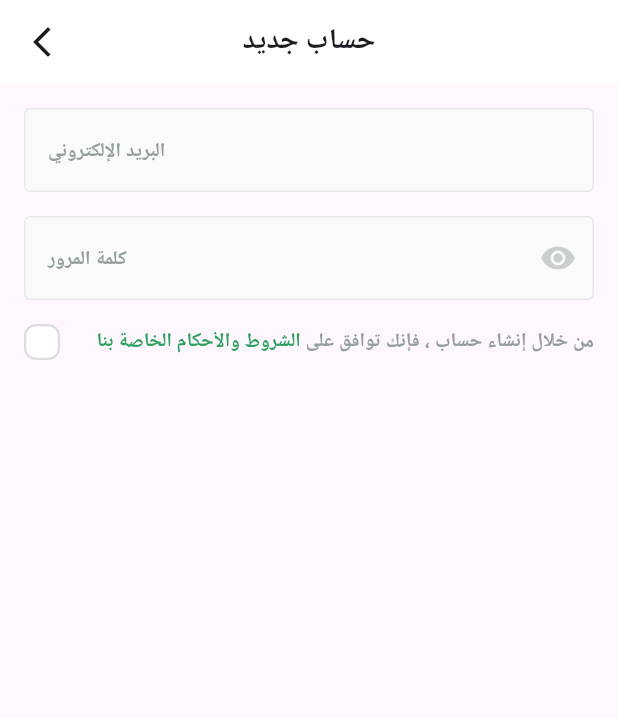
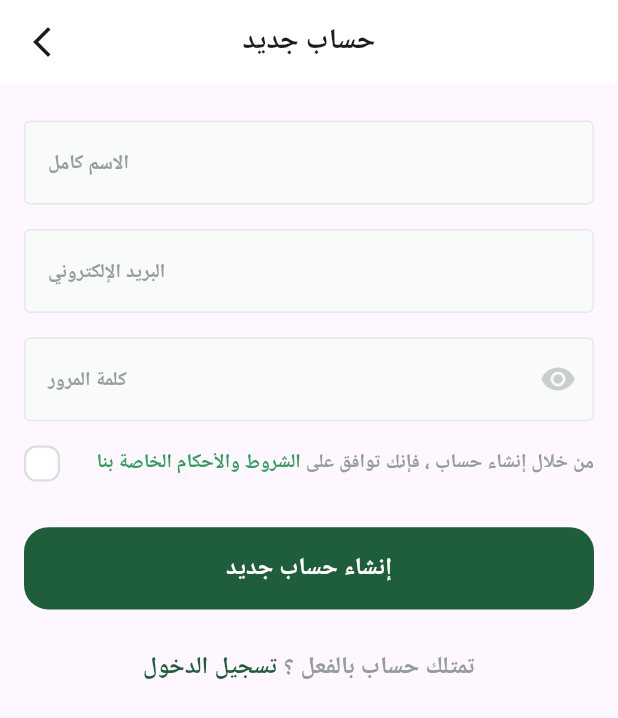
Before and after one commit to Roomero-Ammar/Fruit_Hub, a Flutter app: the SignupView screen opened by its route, on a phone screen of 412 x 824 dp. Shown: the top 718 px of the screen. Run offline on Flutter 3.47's test engine with Material 3 defaults, Android fonts, the phone set to English and light mode, and no system bars; our stand-ins replace dots_indicator, flutter_screenutil, flutter_svg, google_fonts, modal_progress_hud_nsn, shared_preferences; accounts and stored records are empty; Roboto replaces fonts that are missing (Cairo).

Commit message:
finish Ui of Signup View

```diff
--- a/lib/features/auth/presentation/views/widgets/signup_view_body.dart
+++ b/lib/features/auth/presentation/views/widgets/signup_view_body.dart
@@ -1,8 +1,11 @@
 import 'package:flutter/material.dart';
 
 import '../../../../../core/constants/constants.dart';
+import '../../../../../core/helper_functions/spacing.dart';
+import '../../../../../core/widgets/custom_button.dart';
 import '../../../../../core/widgets/custom_text_field.dart';
 import '../../../../../core/widgets/password_field.dart';
+import 'have_an_account_widget.dart';
 import 'terms_and_conditions.dart';
 
 class SignupViewBody extends StatefulWidget {
@@ -15,37 +18,30 @@ class SignupViewBody extends StatefulWidget {
 class _SignupViewBodyState extends State<SignupViewBody> {
   @override
   Widget build(BuildContext context) {
-    return  SingleChildScrollView(
+    return SingleChildScrollView(
       child: Padding(
         padding: const EdgeInsets.symmetric(horizontal: kHorizintalPadding),
         child: Column(
           children: [
-        const SizedBox(
-                height: 16,
-              ),
-              CustomTextFormField(
-
-
-                  hintText: 'البريد الإلكتروني',
-                  textInputType: TextInputType.emailAddress),
-              const SizedBox(
-                height: 16,
-              ),
-              PasswordField(
-
-
-              ),
-              const SizedBox(
-                height: 16,
-              ),
-              TermsAndConditionsWidget(
-                onChanged: (value) {
-                },
-
-              ),
-              const SizedBox(
-                height: 30,
-              ),
+            verticalSpace(24),
+             CustomTextFormField(
+                  onSaved: (value) {
+                  },
+                  hintText: 'الاسم كامل',
+                  textInputType: TextInputType.name),
+            verticalSpace(16),
+            CustomTextFormField(
+              hintText: 'البريد الإلكتروني',
+              textInputType: TextInputType.emailAddress,
+            ),
+            verticalSpace(16),
+            PasswordField(),
+            verticalSpace(16),
+            TermsAndConditionsWidget(onChanged: (value) {}),
+            verticalSpace(30),
+            CustomButton(onPressed: (){}, text: 'إنشاء حساب جديد',),
+            verticalSpace(26),
+            HaveAnAccountWidget(),
           ],
         ),
       ),
```
